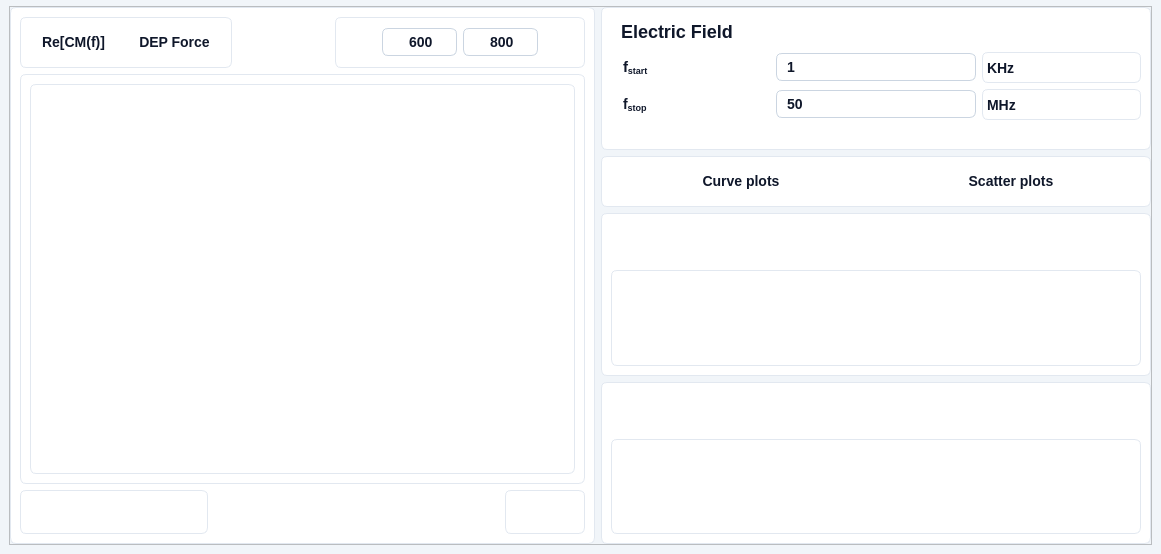
IoanTivig/OpenDEP_View, file ui/main.ui: the form before one commit.
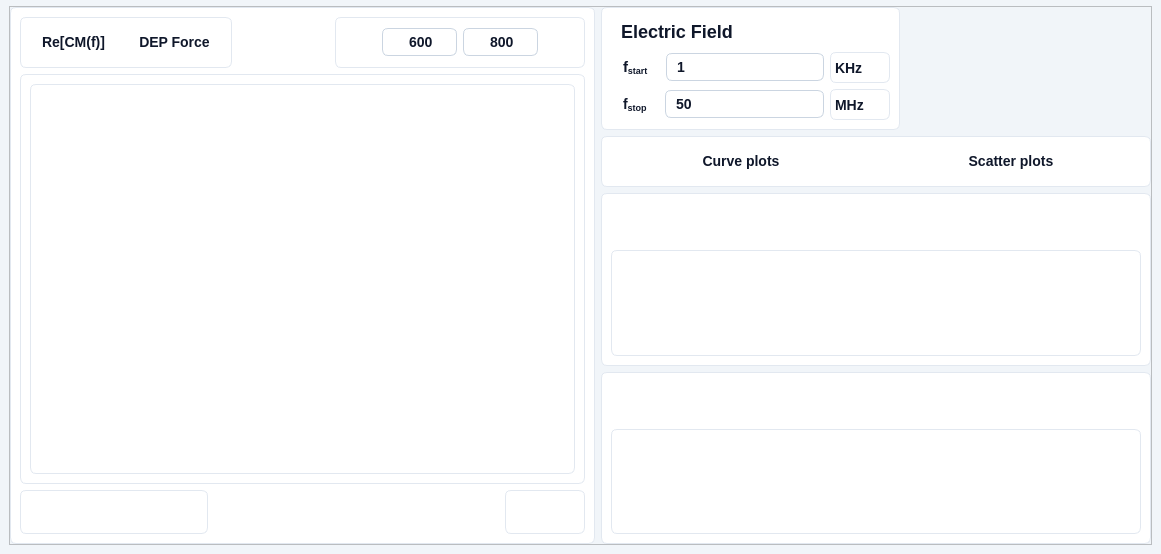
The form after the commit. Icons and pictures are not drawn. Custom widgets are drawn as their Qt base class.

What changed in the file:
```diff
--- a/ui/main.ui
+++ b/ui/main.ui
@@ -1501,19 +1501,6 @@
                  </item>
                 </layout>
                </item>
-               <item>
-                <spacer name="horizontalSpacer_4">
-                 <property name="orientation">
-                  <enum>Qt::Horizontal</enum>
-                 </property>
-                 <property name="sizeHint" stdset="0">
-                  <size>
-                   <width>40</width>
-                   <height>20</height>
-                  </size>
-                 </property>
-                </spacer>
-               </item>
                <item>
                 <spacer name="verticalSpacer_6">
                  <property name="orientation">
@@ -1530,6 +1517,19 @@
               </layout>
              </widget>
             </item>
+            <item>
+             <spacer name="horizontalSpacer_4">
+              <property name="orientation">
+               <enum>Qt::Horizontal</enum>
+              </property>
+              <property name="sizeHint" stdset="0">
+               <size>
+                <width>40</width>
+                <height>20</height>
+               </size>
+              </property>
+             </spacer>
+            </item>
            </layout>
           </item>
           <item>
@@ -1768,7 +1768,7 @@
                      <x>0</x>
                      <y>0</y>
                      <width>530</width>
-                     <height>85</height>
+                     <height>98</height>
                     </rect>
                    </property>
                    <property name="sizePolicy">
@@ -2118,7 +2118,7 @@
                      <x>0</x>
                      <y>0</y>
                      <width>530</width>
-                     <height>84</height>
+                     <height>97</height>
                     </rect>
                    </property>
                    <property name="sizePolicy">
```
